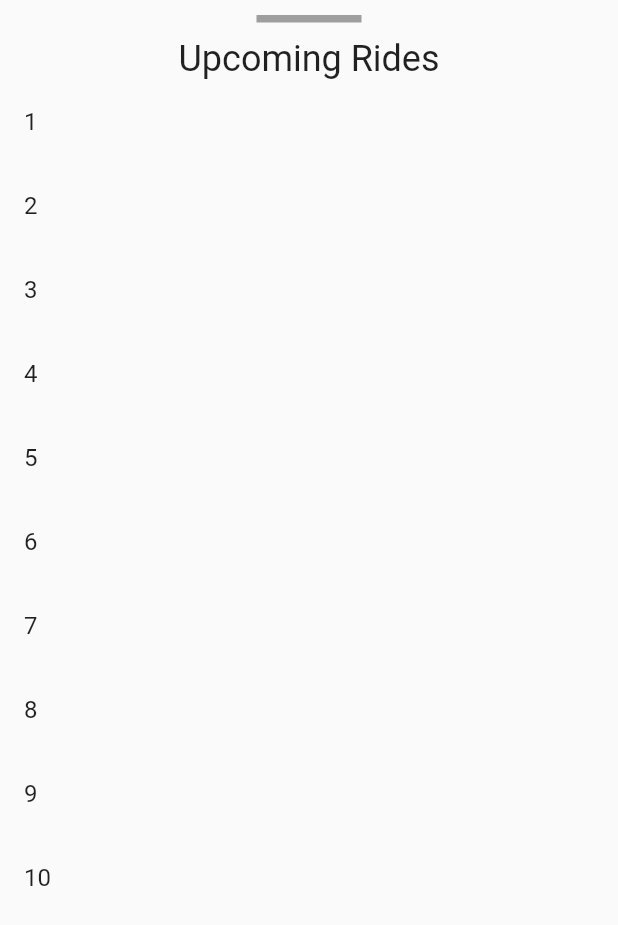
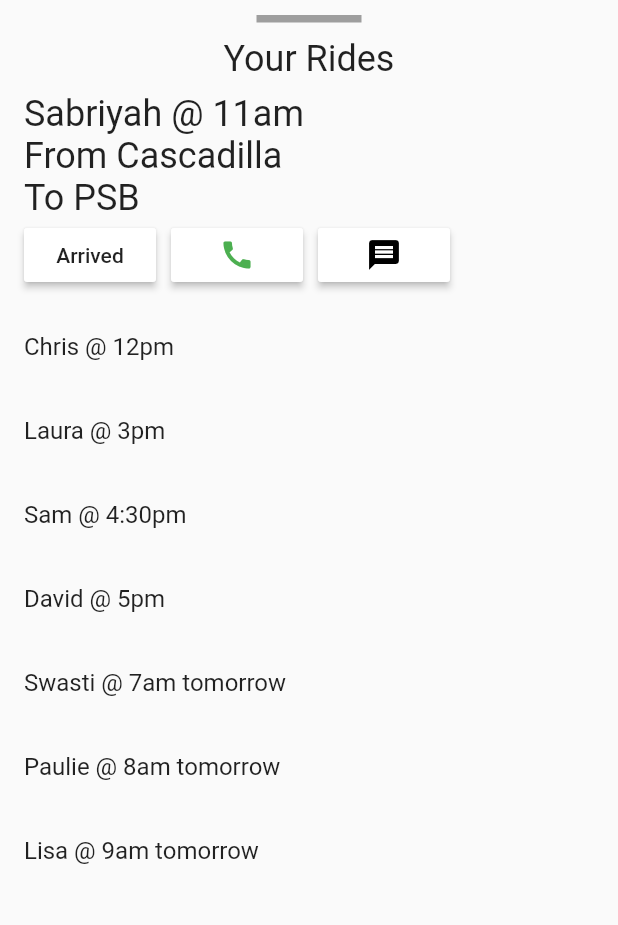
Before and after one commit to cornell-dti/carriage-driver, a Flutter app: the Upcoming screen opened directly, on a phone screen of 412 x 824 dp. Shown: the top 925 px of the screen. Run offline on Flutter 3.47's test engine with Material 2 defaults, Android fonts, the phone set to English and light mode, and no system bars; our stand-ins replace sliding_up_panel; missing offline and left inert: dart:ffi.

Commit message:
Landing Page Content
Sliding panel information heirarchy. Consolidated related Widgets into single files. Map placeholder image (temporary). Arrived, call, and message buttons.

```diff
--- a/lib/BottomMenu.dart
+++ /dev/null
@@ -1,8 +0,0 @@
-import 'package:flutter/material.dart';
-
-class BottomMenu extends StatelessWidget {
-  @override
-  Widget build(BuildContext context) {
-  return Scaffold();
-  }
-}
--- a/lib/CurrentRide.dart
+++ /dev/null
@@ -1,8 +0,0 @@
-import 'package:flutter/material.dart';
-
-class CurrentRide extends StatelessWidget {
-  @override
-  Widget build(BuildContext context) {
-    return Scaffold();
-  }
-}
--- a/lib/Home.dart
+++ b/lib/Home.dart
@@ -1,4 +1,5 @@
 import 'package:flutter/material.dart';
+import 'Map.dart';
 
 class Home extends StatelessWidget {
   @override
@@ -7,6 +8,7 @@ class Home extends StatelessWidget {
       appBar: AppBar(
         title: Text('Carriage'),
       ),
+      body: Map(),
     );
   }
 }
--- a/lib/Map.dart
+++ b/lib/Map.dart
@@ -1,8 +1,15 @@
+import 'dart:ffi';
+
 import 'package:flutter/material.dart';
 
 class Map extends StatelessWidget {
   @override
   Widget build(BuildContext context) {
-    return Scaffold();
+    return Scaffold(
+        body: Container(
+            decoration: BoxDecoration(
+                image: DecorationImage(
+                    image: AssetImage('assets/images/placeholder.png'),
+                    fit: BoxFit.cover))));
   }
 }
--- a/lib/Schedule.dart
+++ /dev/null
@@ -1,8 +0,0 @@
-import 'package:flutter/material.dart';
-
-class BottomMenu extends StatelessWidget {
-  @override
-  Widget build(BuildContext context) {
-    return Scaffold();
-  }
-}
--- a/lib/Upcoming.dart
+++ b/lib/Upcoming.dart
@@ -1,7 +1,77 @@
 import 'package:flutter/material.dart';
 
+List<String> cur = ["Sabriyah", "11am", "Cascadilla", "PSB"];
+List<String> upcoming = [
+  "Chris @ 12pm",
+  "Laura @ 3pm",
+  "Sam @ 4:30pm",
+  "David @ 5pm",
+  "Swasti @ 7am tomorrow",
+  "Paulie @ 8am tomorrow",
+  "Lisa @ 9am tomorrow"
+];
 
-final arr = [1,2,3,4,5,6,7,8,9,10];
+class CurrentRide extends StatelessWidget {
+  @override
+  Widget build(BuildContext context) {
+    return Container(
+        height: 150.0,
+        child: Padding(
+            padding: EdgeInsets.only(left: 16.0),
+            child: Column(
+                mainAxisAlignment: MainAxisAlignment.center,
+                crossAxisAlignment: CrossAxisAlignment.stretch,
+                children: <Widget>[
+                  Text('${cur[0]} @ ${cur[1]}',
+                      style: Theme.of(context).textTheme.headline),
+                  Text('From ${cur[2]}',
+                      style: Theme.of(context).textTheme.headline),
+                  Text('To ${cur[3]}',
+                      style: Theme.of(context).textTheme.headline),
+                  Row(
+                    children: <Widget>[
+                      RaisedButton(
+                        child: Text('Arrived'),
+                        color: Colors.white,
+                        onPressed: () {
+
+                        },
+                      ),
+                      SizedBox(width: 10.0),
+                      RaisedButton(
+                        child: Icon(Icons.call, color: Colors.green),
+                        color: Colors.white,
+                        onPressed: () {
+
+                        },
+                      ),
+                      SizedBox(width: 10.0),
+                      RaisedButton(
+                        child: Icon(Icons.message, color: Colors.black),
+                        color: Colors.white,
+                        onPressed: () {
+
+                        },
+                      )
+                    ],
+                  ),
+
+                ])));
+  }
+}
+
+class Schedule extends StatelessWidget {
+  @override
+  Widget build(BuildContext context) {
+    return ListView.builder(
+        itemCount: upcoming.length,
+        itemBuilder: (context, index) {
+          return ListTile(
+            title: Text('${upcoming[index]}'),
+          );
+        });
+  }
+}
 
 class Upcoming extends StatelessWidget {
   @override
@@ -12,27 +82,15 @@ class Upcoming extends StatelessWidget {
           SizedBox(height: 10.0),
           Align(
             alignment: Alignment.center,
-            child: SizedBox(height: 5.0, width: 70.0,
-                child: Container(color: Colors.grey)
-            ),
+            child: SizedBox(
+                height: 5.0, width: 70.0, child: Container(color: Colors.grey)),
           ),
           SizedBox(height: 10.0),
-          Text('Upcoming Rides',
-            style: Theme.of(context).textTheme.headline
-          ),
-          Flexible(
-              child: ListView.builder(
-                itemCount: arr.length,
-                itemBuilder: (context, index) {
-                  return ListTile(
-                    title: Text('${arr[index]}'),
-                  );
-                }
-              ),
-            )
-
-            ],
-          ),
+          Text('Your Rides', style: Theme.of(context).textTheme.headline),
+          CurrentRide(),
+          Flexible(child: Schedule())
+        ],
+      ),
     );
   }
 }
--- a/lib/main.dart
+++ b/lib/main.dart
@@ -3,10 +3,6 @@ import 'package:sliding_up_panel/sliding_up_panel.dart';
 import 'Home.dart';
 import 'Login.dart';
 import 'Upcoming.dart';
-import 'CurrentRide.dart';
-import 'Schedule.dart';
-import 'BottomMenu.dart';
-import 'Map.dart';
 
 void main() => runApp(MyApp());
 
@@ -24,6 +20,8 @@ class MyApp extends StatelessWidget {
         primarySwatch: Colors.red,
       ),
       home: SlidingUpPanel(
+        minHeight: 62.0,
+        panelSnapping: false,
         panel: Upcoming(),
         body: Home(),
           borderRadius: radius
--- a/pubspec.yaml
+++ b/pubspec.yaml
@@ -20,3 +20,5 @@ dev_dependencies:
 
 flutter:
   uses-material-design: true
+  assets:
+    - assets/images/
```
Also changed, not shown: assets/images/placeholder.png (added).
